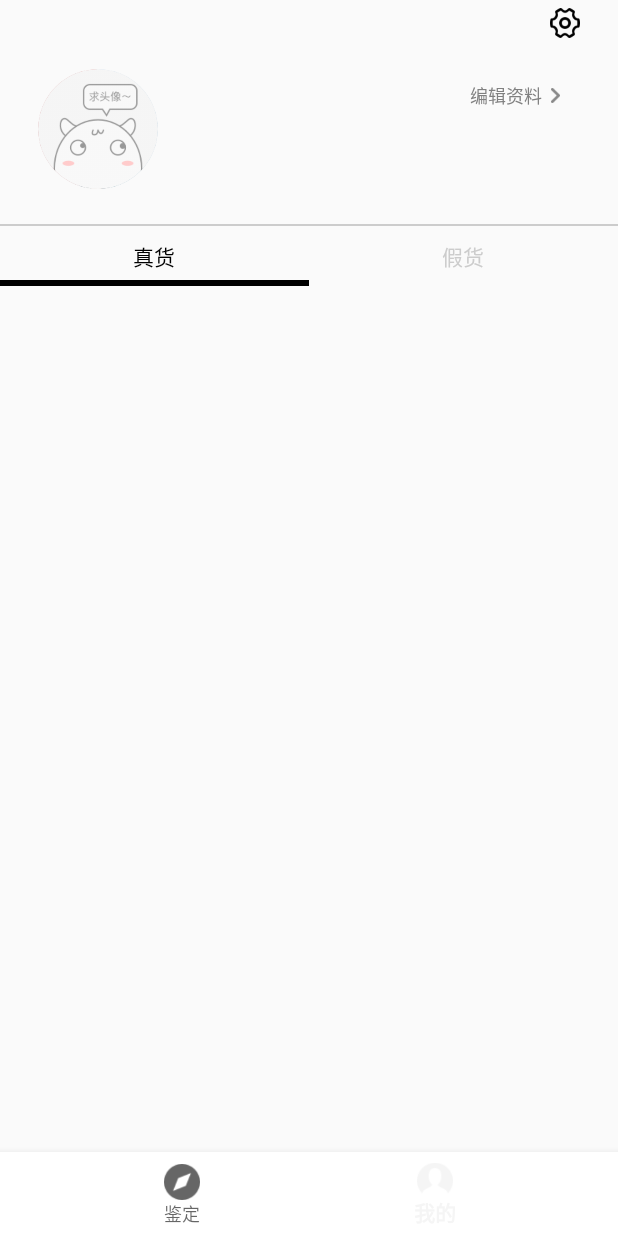
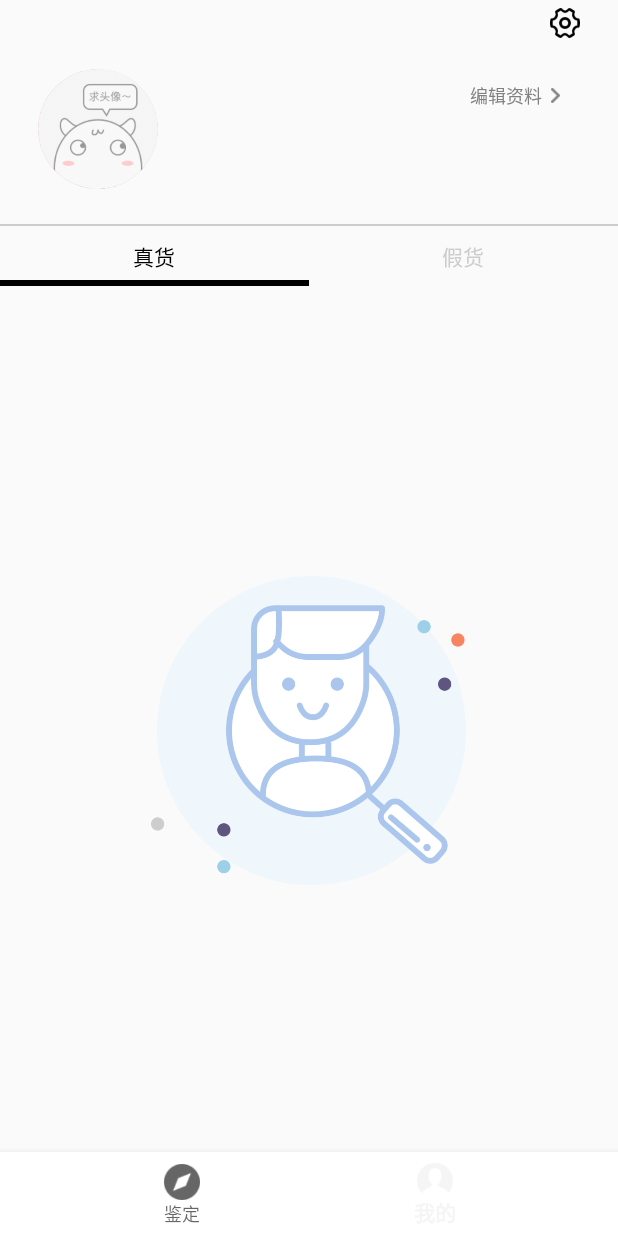
Before and after one commit to BlackRxing/baobao, an Android app: the screen it shows after launch (MainActivity), item 2 of the bottom bar chosen, on a phone screen of 412 x 824 dp. Run offline under Robolectric (Android 15) with nearby library versions, the phone set to English and light mode, and no system bars; our stand-ins replace CircleImageView; libraries missing offline, so code that uses them is left out: com.blankj.utilcode, com.github.nuptboyzhb.lib, com.ogaclejapan.smarttablayout; plain views replace SuperSwipeRefreshLayout; pictures from the network do not load; 10 statements that could not run were skipped.

Commit message:
无数据时兜底图 数据到底时弹出toast

```diff
--- a/app/src/main/java/com/example/baoxiaojianapp/baoxiaojianapp/fragment/GenuineFragment.java
+++ b/app/src/main/java/com/example/baoxiaojianapp/baoxiaojianapp/fragment/GenuineFragment.java
@@ -59,10 +59,11 @@ import static android.content.Context.MODE_PRIVATE;
 
 public class GenuineFragment extends Fragment {
 
-    private SuperSwipeRefreshLayout swipeRefreshLayout;
+    private static SuperSwipeRefreshLayout swipeRefreshLayout;
     public static RecyclerView recyclerView;
     public static AppraisalItemAdapter appraisalItemAdapter;
-    private static boolean hasMoreData=true;
+    public static boolean hasMoreData;
+    private static ImageView holderImage;
 
 
     public static List<AppraisalResult> appraisalResults=new ArrayList<>();
@@ -94,6 +95,15 @@ public class GenuineFragment extends Fragment {
         super.onCreate(savedInstanceState);
         LoginTest();
         Callback.loadData(getActivity());
+    }
+    public static void init(){
+        if(hasMoreData){
+            holderImage.setVisibility(View.INVISIBLE);
+            swipeRefreshLayout.setVisibility(View.VISIBLE);
+        }else{
+            holderImage.setVisibility(View.VISIBLE);
+            swipeRefreshLayout.setVisibility(View.INVISIBLE);
+        }
     }
 
 
@@ -190,6 +200,7 @@ public class GenuineFragment extends Fragment {
         recyclerView=view.findViewById(R.id.recycler_view);
         LinearLayoutManager linearLayoutManager=new LinearLayoutManager(getContext());
         recyclerView.setLayoutManager(linearLayoutManager);
+        holderImage=view.findViewById(R.id.image_noresult_holder);
         HashMap<String, Integer> stringIntegerHashMap = new HashMap<>();
         stringIntegerHashMap.put(RecyclerViewSpacesItemDecoration.TOP_DECORATION,7);//top间距
         stringIntegerHashMap.put(RecyclerViewSpacesItemDecoration.BOTTOM_DECORATION,7);//底部间距
@@ -216,6 +227,7 @@ public class GenuineFragment extends Fragment {
         swipeRefreshLayout.setOnPushLoadMoreListener(new SuperSwipeRefreshLayout.OnPushLoadMoreListener(){
             @Override
             public void onLoadMore() {
+                if (hasMoreData){
                     currentPage++;
                     Callback.loadMore(getActivity(),currentPage);
                     footerTextView.setText("正在加载...");
@@ -229,6 +241,12 @@ public class GenuineFragment extends Fragment {
                             appraisalItemAdapter.notifyItemRangeInserted(appraisalItemAdapter.getItemCount(),Callback.itemlength);
                         }
                     }, 3000);
+                }else {
+                    ToastUtils.showShort("没有更多数据");
+                    footerView.setVisibility(View.GONE);
+                    swipeRefreshLayout.setLoadMore(false);
+                }
+
             }
 
             @Override
@@ -237,6 +255,7 @@ public class GenuineFragment extends Fragment {
                 footerTextView.setText(enable ? "松开加载" : "上拉加载");
                 footerImageView.setVisibility(View.VISIBLE);
                 footerImageView.setRotation(enable ? 0 : 180);
+                footerProgressBar.setVisibility(View.GONE);
             }
 
             @Override
--- a/app/src/main/res/layout/fragment_genuine.xml
+++ b/app/src/main/res/layout/fragment_genuine.xml
@@ -6,6 +6,15 @@
     tools:context=".baoxiaojianapp.fragment.GenuineFragment"
     android:layout_gravity="center_horizontal"
     >
+    <ImageView
+        android:layout_gravity="center"
+        android:id="@+id/image_noresult_holder"
+        android:layout_width="210dp"
+        android:layout_height="210dp"
+        android:src="@drawable/no_appraisalresult"
+        />
+
+
     <com.github.nuptboyzhb.lib.SuperSwipeRefreshLayout
         android:id="@+id/swipe_refresh"
         android:layout_width="match_parent"
```
Also changed, not shown: app/src/main/java/com/example/baoxiaojianapp/baoxiaojianapp/Callback/Callback.java (+10 -0 lines), app/src/main/res/drawable/no_appraisalresult.png (added). Lines whose indentation alone changed are shown as unchanged.
